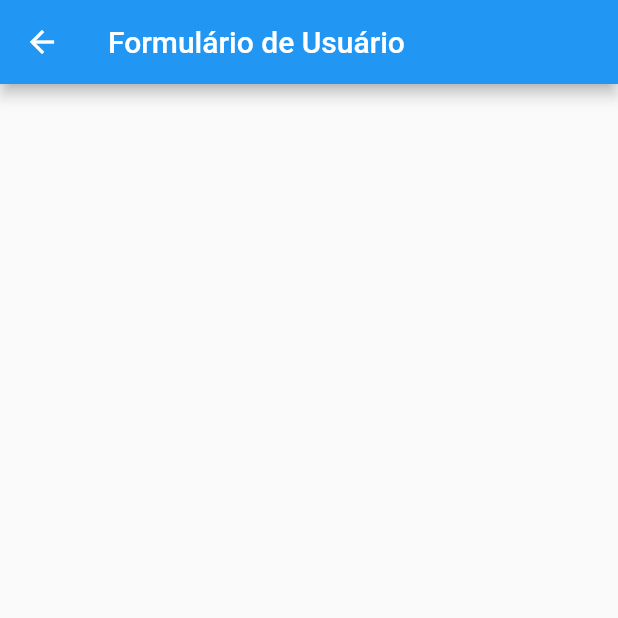
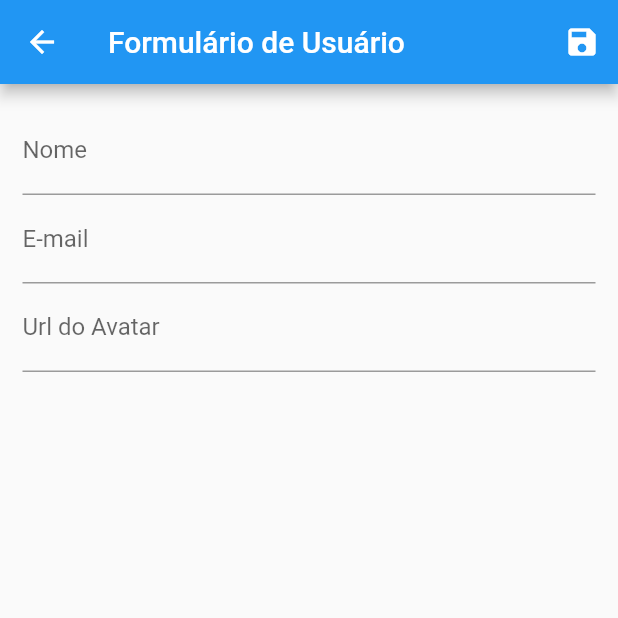
Before and after one commit to JoaoObara/desenvolva_um_cadastro_flutter, a Flutter app: the screen it shows after launch, after a tap on the "edit" icon, on a phone screen of 412 x 824 dp, the top half of it. Run offline on Flutter 3.47's test engine with Material 2 defaults, Android fonts, the phone set to English and light mode, and no system bars; network calls fail.

Commit message:
adicionar usuário

```diff
--- a/flutter_crud/lib/main.dart
+++ b/flutter_crud/lib/main.dart
@@ -23,11 +23,11 @@ class MyApp extends StatelessWidget {
       child: MaterialApp(
         title: 'Flutter Demo',
         theme: ThemeData(
-          primarySwatch: Colors.blue,
-        ),
+            primarySwatch: Colors.blue,
+            visualDensity: VisualDensity.adaptivePlatformDensity),
         routes: {
           AppRoutes.HOME: (_) => const UserList(),
-          AppRoutes.USER_FORM: (_) => const UserForm()
+          AppRoutes.USER_FORM: (_) => UserForm()
         },
       ),
     );
--- a/flutter_crud/lib/models/user.dart
+++ b/flutter_crud/lib/models/user.dart
@@ -1,13 +1,12 @@
-class User{
-    final String id;
-    final String name;
-    final String email;
-    final String avatarUrl;
+class User {
+  final String? id;
+  final String name;
+  final String email;
+  final String avatarUrl;
 
-    const User({
-      required this.id,
+  const User(
+      {required this.id,
       required this.name,
       required this.email,
-      required this.avatarUrl
-    });
+      required this.avatarUrl});
 }
--- a/flutter_crud/lib/routes/app_routes.dart
+++ b/flutter_crud/lib/routes/app_routes.dart
@@ -1,3 +1,5 @@
+// ignore_for_file: constant_identifier_names
+
 class AppRoutes {
   static const HOME = '/';
   static const USER_FORM = '/user_form';
--- a/flutter_crud/lib/views/user_form.dart
+++ b/flutter_crud/lib/views/user_form.dart
@@ -1,13 +1,74 @@
 import 'package:flutter/material.dart';
+import 'package:flutter_application_1/models/user.dart';
+import 'package:flutter_application_1/provider/users.dart';
+import 'package:provider/provider.dart';
 
 class UserForm extends StatelessWidget {
-  const UserForm({Key? key}) : super(key: key);
+  final _form = GlobalKey<FormState>();
+  final Map<String, String> _formData = {};
+
+  UserForm({Key? key}) : super(key: key);
 
   @override
   Widget build(BuildContext context) {
     return Scaffold(
       appBar: AppBar(
         title: const Text('Formulário de Usuário '),
+        actions: [
+          IconButton(
+            icon: const Icon(Icons.save),
+            onPressed: () {
+              final isValid = _form.currentState!.validate();
+
+              if (isValid) {
+                _form.currentState!.save();
+
+                Provider.of<Users>(context, listen: false).put(
+                  User(
+                    id: _formData['id'],
+                    name: _formData['name']!,
+                    email: _formData['email']!,
+                    avatarUrl: _formData['avatarUrl']!,
+                  ),
+                );
+
+                Navigator.of(context).pop();
+              }
+            },
+          )
+        ],
+      ),
+      body: Padding(
+        padding: const EdgeInsets.all(15),
+        child: Form(
+          key: _form,
+          child: Column(
+            children: [
+              TextFormField(
+                decoration: const InputDecoration(labelText: 'Nome'),
+                validator: (value) {
+                  if (value == null || value.trim().isEmpty) {
+                    return 'Nome inválido';
+                  }
+
+                  if (value.trim().length < 3) {
+                    return 'Nome muito pequeno. No mínimo 3 letras';
+                  }
+                  return null;
+                },
+                onSaved: (value) => _formData['name'] = value!,
+              ),
+              TextFormField(
+                decoration: const InputDecoration(labelText: 'E-mail'),
+                onSaved: (value) => _formData['email'] = value!,
+              ),
+              TextFormField(
+                decoration: const InputDecoration(labelText: 'Url do Avatar'),
+                onSaved: (value) => _formData['avatarUrl'] = value!,
+              ),
+            ],
+          ),
+        ),
       ),
     );
   }
--- a/flutter_crud/lib/views/user_list.dart
+++ b/flutter_crud/lib/views/user_list.dart
@@ -1,6 +1,5 @@
 import 'package:flutter/material.dart';
 import 'package:flutter_application_1/components/user_tile.dart';
-import 'package:flutter_application_1/models/user.dart';
 import 'package:flutter_application_1/provider/users.dart';
 import 'package:flutter_application_1/routes/app_routes.dart';
 import 'package:provider/provider.dart';
```
Also changed, not shown: flutter_crud/lib/provider/users.dart (+11 -5 lines).
